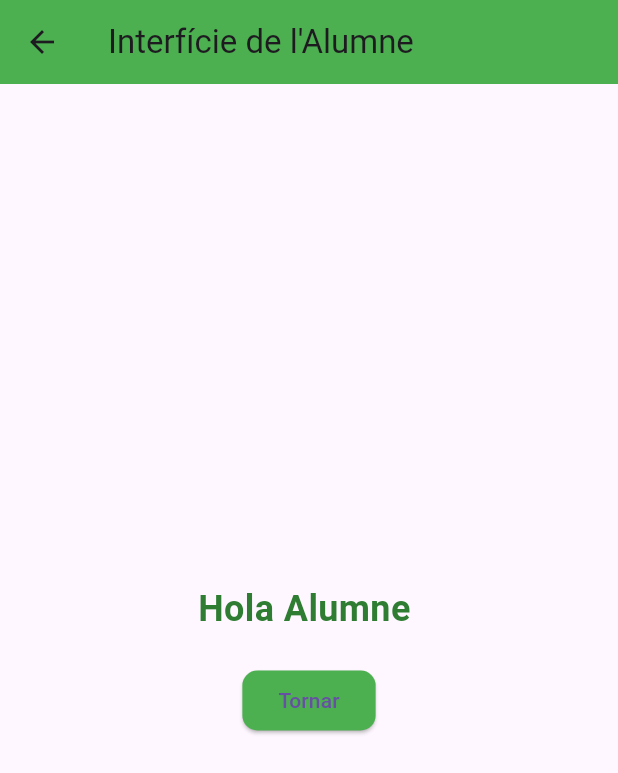
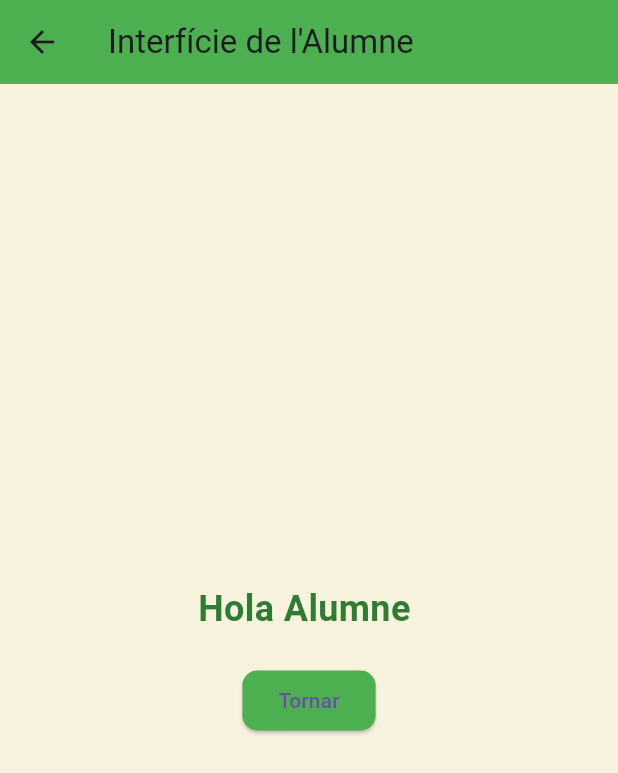
Before and after one commit to jocara27/Comarca_Safor, a Flutter app: the AlumnoScreen screen opened directly with empty values, on a phone screen of 412 x 824 dp. Shown: the top 773 px of the screen. Run offline on Flutter 3.47's test engine with Material 3 defaults, Android fonts, the light colour scheme and no system bars.

Commit message:
Tercera actualizacion

```diff
--- a/lib/screens/alumno_screen.dart
+++ b/lib/screens/alumno_screen.dart
@@ -1,9 +1,29 @@
+import 'dart:async';
 import 'package:flutter/material.dart';
+import 'map_screen_alumne.dart';
 
-class AlumnoScreen extends StatelessWidget {
+class AlumnoScreen extends StatefulWidget {
   final String name;
 
   AlumnoScreen({required this.name});
+
+  @override
+  _AlumnoScreenState createState() => _AlumnoScreenState();
+}
+
+class _AlumnoScreenState extends State<AlumnoScreen> {
+  @override
+  void initState() {
+    super.initState();
+
+    // Configurem un temporitzador per redirigir a la pantalla map_screen_alumne.dart
+    Timer(Duration(seconds: 5), () {
+      Navigator.pushReplacement(
+        context,
+        MaterialPageRoute(builder: (context) => MapScreenAlumno()),
+      );
+    });
+  }
 
   @override
   Widget build(BuildContext context) {
@@ -12,12 +32,14 @@ class AlumnoScreen extends StatelessWidget {
         title: Text("Interfície de l'Alumne"),
         backgroundColor: Colors.green,
       ),
+      backgroundColor: Color(
+          0xFFF7F3DF), // Mateix color de fons que la pantalla del professor
       body: Center(
         child: Column(
           mainAxisAlignment: MainAxisAlignment.center,
           children: [
             Text(
-              "Hola Alumne $name",
+              "Hola Alumne ${widget.name}",
               style: TextStyle(
                 fontSize: 24,
                 fontWeight: FontWeight.bold,
@@ -27,7 +49,7 @@ class AlumnoScreen extends StatelessWidget {
             SizedBox(height: 20),
             ElevatedButton(
               onPressed: () {
-                Navigator.pop(context);
+                Navigator.pop(context); // Tornar a la pantalla anterior
               },
               style: ElevatedButton.styleFrom(
                 backgroundColor: Colors.green,
```
Also changed, not shown: lib/screens/map_screen_alumne.dart (added, +20 -0 lines).
